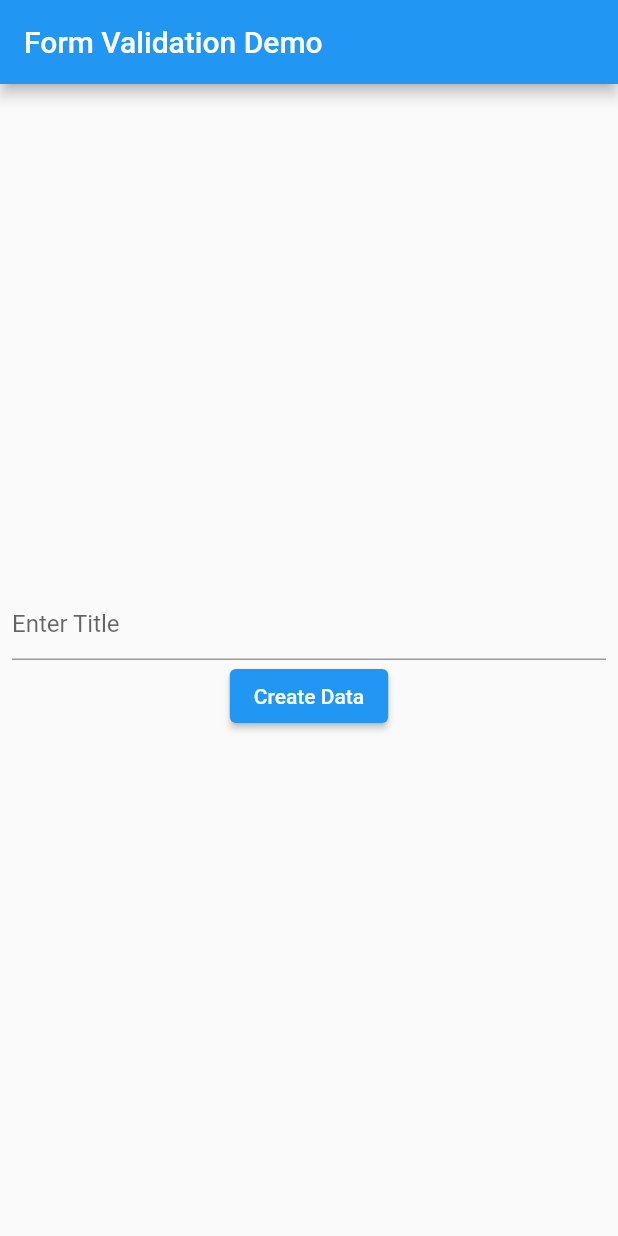
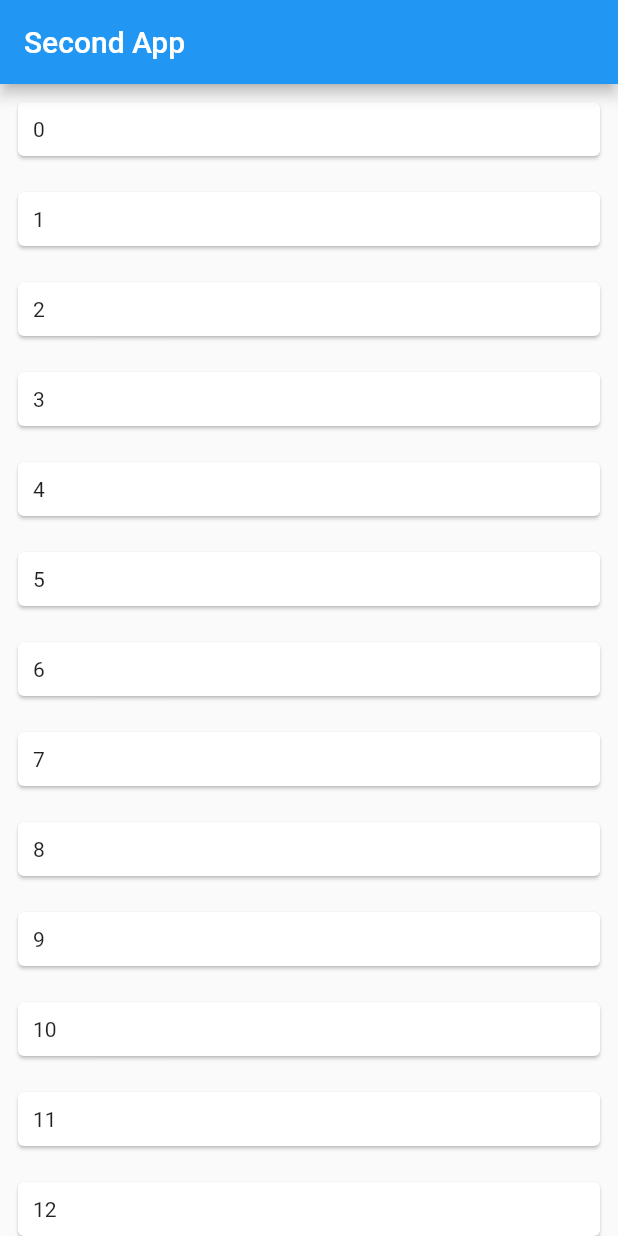
Before and after one commit to lhtfarazahmad/Flutter, a Flutter app: the screen it shows after launch, on a phone screen of 412 x 824 dp. Run offline on Flutter 3.47's test engine with Material 2 defaults, Android fonts, the phone set to English and light mode, and no system bars; our stand-ins replace shimmer.

Commit message:
day-3 work

```diff
--- a/lib/main.dart
+++ b/lib/main.dart
@@ -1,7 +1,9 @@
 import 'package:flutter/material.dart';
 import 'package:second_app/fetch_data.dart';
 import 'package:second_app/form.dart';
+import 'package:second_app/navigation.dart';
 import 'package:second_app/send_data.dart';
+import 'package:second_app/shimmer_loading.dart';
 
 void main() => runApp(const MyApp());
 
@@ -10,7 +12,7 @@ class MyApp extends StatelessWidget {
 
   @override
   Widget build(BuildContext context) {
-    const appTitle = 'Form Validation Demo';
+    const appTitle = 'Second App';
 
     return MaterialApp(
       title: appTitle,
@@ -18,7 +20,7 @@ class MyApp extends StatelessWidget {
         appBar: AppBar(
           title: const Text(appTitle),
         ),
-        body: const SendData(),
+        body: const ShimmerExample(),
       ),
     );
   }
--- /dev/null
+++ b/lib/shimmer_loading.dart
@@ -0,0 +1,55 @@
+import 'dart:async';
+import 'package:flutter/material.dart';
+import 'package:second_app/widgets/shimmer_list.dart';
+
+class ShimmerExample extends StatefulWidget {
+  const ShimmerExample({super.key});
+
+  @override
+  State<ShimmerExample> createState() => _ShimmerExampleState();
+}
+
+class _ShimmerExampleState extends State<ShimmerExample> {
+  var isDatabeingFetched = false;
+
+  @override
+  void initState() {
+    super.initState();
+    Timer(const Duration(seconds: 3), () {
+      setState(() {
+        isDatabeingFetched = true;
+      });
+    });
+  }
+
+  @override
+  Widget build(BuildContext context) {
+    return SafeArea(
+      child: isDatabeingFetched == false
+          ? const ShimmerList()
+          : ListView.builder(
+              itemCount: 20,
+              itemBuilder: (context, position) {
+                return Padding(
+                  padding: const EdgeInsets.all(8.0),
+                  child: Card(
+                    child: InkWell(
+                      onTap: () {
+                        // ignore: avoid_print
+                        print("Tapped");
+                      },
+                      child: Row(
+                        children: [
+                          Padding(
+                            padding: const EdgeInsets.all(10),
+                            child: Text(position.toString()),
+                          )
+                        ],
+                      ),
+                    ),
+                  ),
+                );
+              }),
+    );
+  }
+}
--- a/pubspec.yaml
+++ b/pubspec.yaml
@@ -29,6 +29,7 @@ environment:
 # versions available, run `flutter pub outdated`.
 dependencies:
   http: ^0.13.5
+  shimmer: ^2.0.0
   flutter:
     sdk: flutter
 
```
Also changed, not shown: lib/navigation.dart (added, +49 -0 lines), lib/try_form.dart (deleted, +0 -32 lines), lib/widgets/shimmer_list.dart (added, +90 -0 lines), pubspec.lock.
